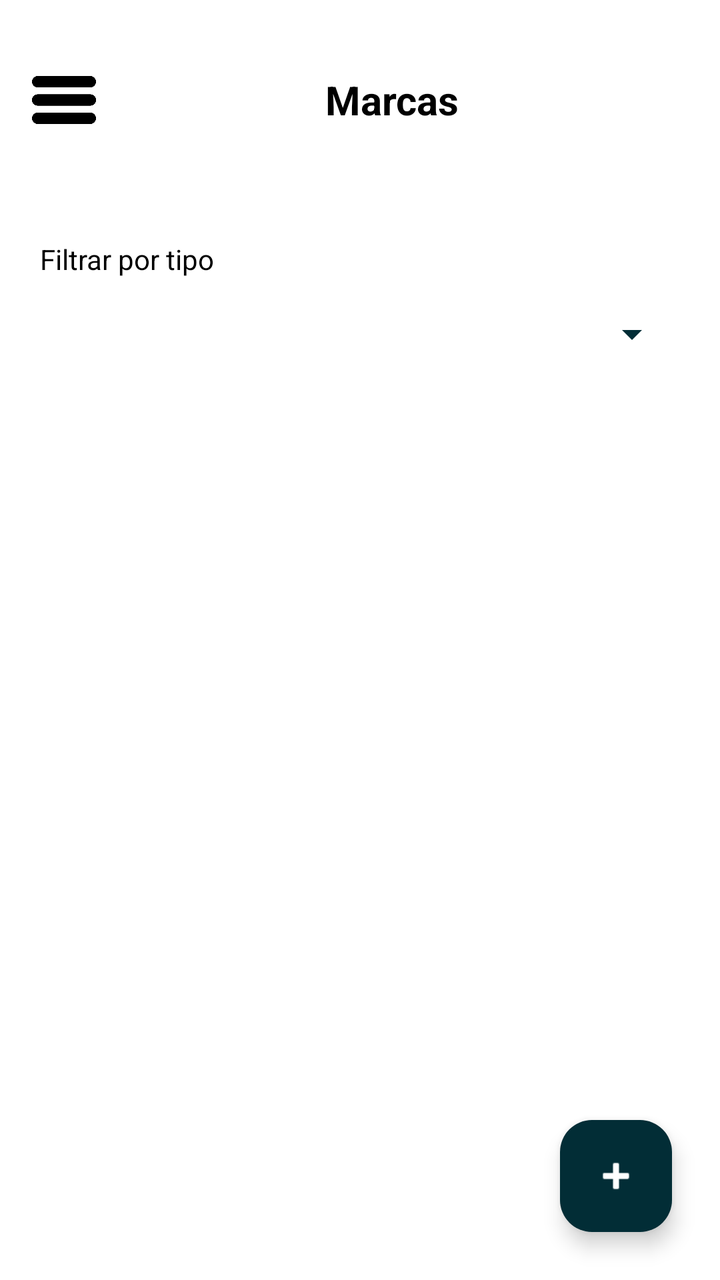
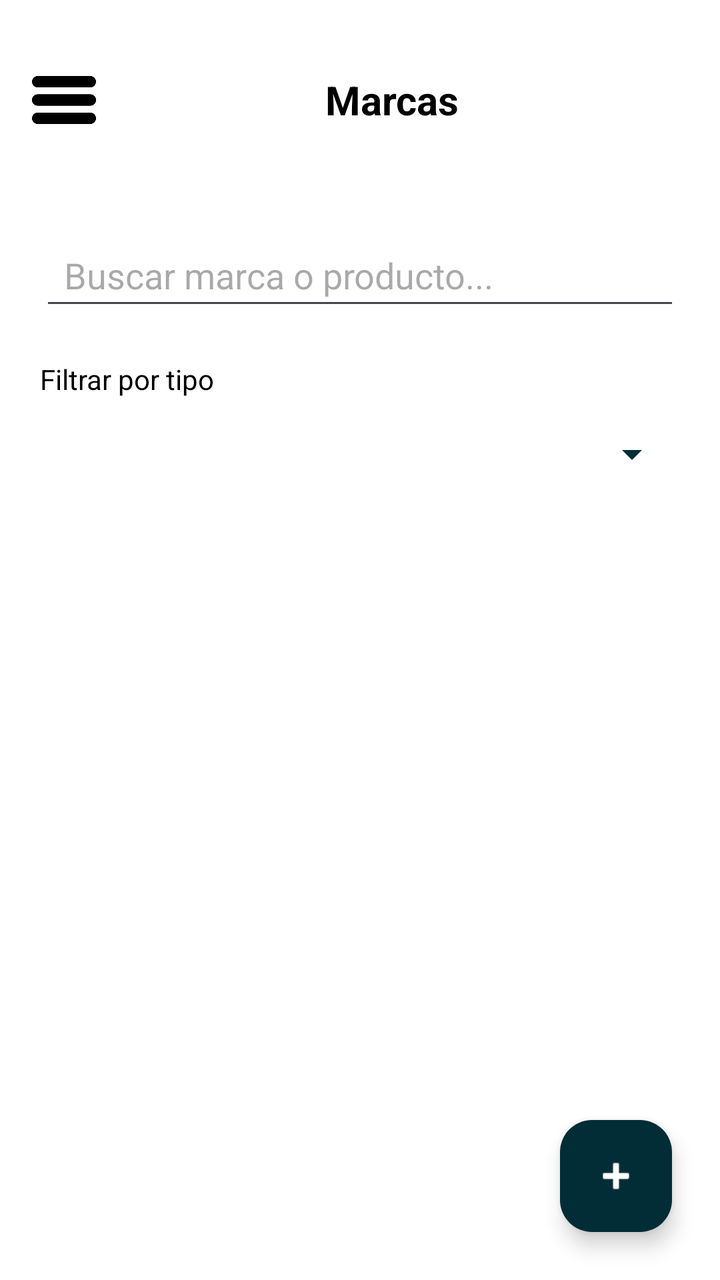

The first picture is an Android layout as it rendered before a commit; the second is the same layout after the commit. The layout source and the unified diff follow.
<!-- AndroidManifest.xml: application theme Theme.MotoRepMobileApp -->
<!-- res/layout/activity_marcas.xml -->
<?xml version="1.0" encoding="utf-8"?>
<androidx.drawerlayout.widget.DrawerLayout
    xmlns:android="http://schemas.android.com/apk/res/android"
    xmlns:app="http://schemas.android.com/apk/res-auto"
    xmlns:tools="http://schemas.android.com/tools"
    android:id="@+id/DrawerLayout"
    android:layout_width="match_parent"
    android:layout_height="match_parent"
    tools:openDrawer="start">

    <androidx.constraintlayout.widget.ConstraintLayout
        android:id="@+id/mainConstraint"
        android:layout_width="match_parent"
        android:layout_height="match_parent"
        android:background="@color/white">

        
        <LinearLayout
            android:id="@+id/linearLayoutMainTitle"
            android:layout_width="0dp"
            android:layout_height="100dp"
            android:background="#FFFFFF"
            android:gravity="center_vertical"
            android:orientation="horizontal"
            android:paddingHorizontal="16dp"
            app:layout_constraintTop_toTopOf="parent"
            app:layout_constraintStart_toStartOf="parent"
            app:layout_constraintEnd_toEndOf="parent">

            <ImageView
                android:id="@+id/imgMenu"
                android:layout_width="32dp"
                android:layout_height="32dp"
                android:contentDescription="Abrir menú"
                app:srcCompat="@drawable/icon_menuacces" />

            <TextView
                android:id="@+id/txtDashboard"
                android:layout_width="0dp"
                android:layout_height="wrap_content"
                android:layout_weight="1"
                android:text="Marcas"
                android:textAlignment="center"
                android:textColor="@color/black"
                android:textSize="20sp"
                android:textStyle="bold" />

        </LinearLayout>

        
        <TextView
            android:id="@+id/txtFiltroMarca"
            android:layout_width="0dp"
            android:layout_height="wrap_content"
            android:layout_marginStart="20dp"
            android:layout_marginTop="20dp"
            android:layout_marginEnd="20dp"
            android:text="Filtrar por tipo"
            android:textColor="@color/black"
            android:textSize="14sp"
            app:layout_constraintTop_toBottomOf="@id/linearLayoutMainTitle"
            app:layout_constraintStart_toStartOf="parent"
            app:layout_constraintEnd_toEndOf="parent" />

        
        <Spinner
            android:id="@+id/spinnerTipoMarca"
            android:layout_width="0dp"
            android:layout_height="48dp"
            android:layout_marginStart="20dp"
            android:layout_marginTop="4dp"
            android:layout_marginEnd="20dp"
            android:backgroundTint="#022D36"
            app:layout_constraintTop_toBottomOf="@id/txtFiltroMarca"
            app:layout_constraintStart_toStartOf="parent"
            app:layout_constraintEnd_toEndOf="parent" />

        
        <androidx.recyclerview.widget.RecyclerView
            android:id="@+id/recyclerMarcas"
            android:layout_width="0dp"
            android:layout_height="0dp"
            android:clipToPadding="false"
            android:paddingStart="16dp"
            android:paddingTop="12dp"
            android:paddingEnd="16dp"
            android:paddingBottom="12dp"
            app:layout_constraintTop_toBottomOf="@id/spinnerTipoMarca"
            app:layout_constraintBottom_toTopOf="@id/FloatingActionButtonAgregar"
            app:layout_constraintStart_toStartOf="parent"
            app:layout_constraintEnd_toEndOf="parent" />

        
        <com.google.android.material.floatingactionbutton.FloatingActionButton
            android:id="@+id/FloatingActionButtonAgregar"
            android:layout_width="wrap_content"
            android:layout_height="wrap_content"
            android:layout_marginEnd="24dp"
            android:layout_marginBottom="24dp"
            android:contentDescription="Agregar marca"
            app:backgroundTint="#022D36"
            app:srcCompat="@android:drawable/ic_input_add"
            app:tint="#FFFFFF"
            app:layout_constraintBottom_toBottomOf="parent"
            app:layout_constraintEnd_toEndOf="parent" />

    </androidx.constraintlayout.widget.ConstraintLayout>

    
    <include
        android:id="@+id/navigationView"
        layout="@layout/drawer_layout"
        android:layout_width="280dp"
        android:layout_height="match_parent"
        android:layout_gravity="start" />

</androidx.drawerlayout.widget.DrawerLayout>
<!-- res/layout/drawer_layout.xml (included above) -->
<?xml version="1.0" encoding="utf-8"?>
<com.google.android.material.navigation.NavigationView
    xmlns:android="http://schemas.android.com/apk/res/android"
    xmlns:app="http://schemas.android.com/apk/res-auto"
    android:layout_width="280dp"
    android:layout_height="match_parent"
    android:layout_gravity="start"
    android:fitsSystemWindows="false"
    android:background="@color/dark_navy"
    app:elevation="16dp">

    <LinearLayout
        android:layout_width="match_parent"
        android:layout_height="match_parent"
        android:orientation="vertical">

        <androidx.constraintlayout.widget.ConstraintLayout
            android:layout_width="match_parent"
            android:layout_height="wrap_content"
            android:background="@color/dark_navy"
            android:padding="10dp">

            <androidx.cardview.widget.CardView
                android:layout_width="match_parent"
                android:layout_height="wrap_content"
                app:cardBackgroundColor="@color/dark_navy"
                app:cardCornerRadius="0dp"
                app:cardElevation="4dp"
                app:layout_constraintTop_toTopOf="parent"
                app:layout_constraintStart_toStartOf="parent"
                app:layout_constraintEnd_toEndOf="parent">

                <androidx.constraintlayout.widget.ConstraintLayout
                    android:layout_width="match_parent"
                    android:layout_height="wrap_content"
                    android:padding="12dp">

                    <androidx.cardview.widget.CardView
                        android:id="@+id/cardIcon"
                        android:layout_width="50dp"
                        android:layout_height="50dp"
                        app:cardCornerRadius="12dp"
                        app:cardElevation="6dp"
                        app:layout_constraintBottom_toBottomOf="parent"
                        app:layout_constraintStart_toStartOf="parent"
                        app:layout_constraintTop_toTopOf="parent">

                        <ImageView
                            android:id="@+id/imgIcon"
                            android:layout_width="match_parent"
                            android:layout_height="match_parent"
                            android:background="@color/dark_navy"
                            app:srcCompat="@drawable/icon_bag"
                            app:tint="@color/green_let"/>
                    </androidx.cardview.widget.CardView>

                    <TextView
                        android:id="@+id/txtInv"
                        android:layout_width="0dp"
                        android:layout_height="wrap_content"
                        android:layout_marginStart="12dp"
                        android:ellipsize="end"
                        android:fontFamily="@font/roboto"
                        android:maxLines="1"
                        android:text="MotoRep Enmanuel"
                        android:textColor="#FFFFFF"
                        android:textSize="14sp"
                        android:textStyle="bold"
                        app:layout_constraintBottom_toTopOf="@id/txtControlinv"
                        app:layout_constraintEnd_toEndOf="parent"
                        app:layout_constraintVertical_chainStyle="packed" />

                    <TextView
                        android:id="@+id/txtControlinv"
                        android:layout_width="0dp"
                        android:layout_height="wrap_content"
                        android:layout_marginStart="12dp"
                        android:fontFamily="@font/roboto"
                        android:text="Usuario"
                        android:textColor="@color/green_let"
                        android:textSize="13sp"
                        app:layout_constraintEnd_toEndOf="parent"
                        app:layout_constraintTop_toBottomOf="@id/txtInv" />

                </androidx.constraintlayout.widget.ConstraintLayout>

            </androidx.cardview.widget.CardView>




        </androidx.constraintlayout.widget.ConstraintLayout>



        <LinearLayout
            android:id="@+id/drawerLayoutInicio"
            android:layout_width="match_parent"
            android:layout_height="40dp"
            android:gravity="center_vertical"
            android:paddingHorizontal="16dp">

            <ImageView
                android:layout_width="24dp"
                android:layout_height="24dp"
                app:srcCompat="@drawable/icon_menu"
                app:tint="@color/green_let"/>

            <TextView
                android:layout_width="wrap_content"
                android:layout_height="wrap_content"
                android:layout_marginStart="20dp"
                android:text="Inicio"
                android:textColor="#FFFFFF"
                android:textSize="15sp"
                android:textStyle="bold" />
        </LinearLayout>

        <TextView
            android:layout_width="wrap_content"
            android:layout_height="wrap_content"
            android:layout_marginStart="20dp"
            android:text="Operacionales"
            android:textColor="@color/green_let"
            android:textSize="15sp"
            android:textStyle="bold" />

        <LinearLayout
            android:id="@+id/drawerLayoutMarcas"
            android:layout_width="match_parent"
            android:layout_height="40dp"
            android:gravity="center_vertical"
            android:paddingHorizontal="16dp">

            <ImageView
                android:layout_width="28dp"
                android:layout_height="28dp"
                app:srcCompat="@drawable/icon_marcas"
                app:tint="@color/green_let"/>

            <TextView
                android:layout_width="wrap_content"
                android:layout_height="wrap_content"
                android:layout_marginStart="20dp"
                android:text="Marcas"
                android:textColor="#FFFFFF"
                android:textSize="15sp"
                android:textStyle="bold" />
        </LinearLayout>

        <LinearLayout
            android:id="@+id/drawerLayoutProveedores"
            android:layout_width="match_parent"
            android:layout_height="40dp"
            android:gravity="center_vertical"
            android:paddingHorizontal="16dp">

            <ImageView
                android:layout_width="24dp"
                android:layout_height="24dp"
                app:srcCompat="@drawable/icon_proveedor"
                app:tint="@color/green_let"/>

            <TextView
                android:layout_width="wrap_content"
                android:layout_height="wrap_content"
                android:layout_marginStart="20dp"
                android:text="Proveedores"
                android:textColor="#FFFFFF"
                android:textSize="15sp"
                android:textStyle="bold" />
        </LinearLayout>


        <LinearLayout
            android:id="@+id/drawerLayoutInventario"
            android:layout_width="match_parent"
            android:layout_height="40dp"
            android:gravity="center_vertical"
            android:paddingHorizontal="16dp">

            <ImageView
                android:layout_width="24dp"
                android:layout_height="24dp"
                app:srcCompat="@drawable/icon_list"
                app:tint="@color/green_let"/>

            <TextView
                android:layout_width="wrap_content"
                android:layout_height="wrap_content"
                android:layout_marginStart="20dp"
                android:text="Inventario"
                android:textColor="#FFFFFF"
                android:textSize="15sp"
                android:textStyle="bold" />
        </LinearLayout>

        <LinearLayout
            android:id="@+id/drawerLayoutClientes"
            android:layout_width="match_parent"
            android:layout_height="40dp"
            android:gravity="center_vertical"
            android:paddingHorizontal="16dp">

            <ImageView
                android:layout_width="24dp"
                android:layout_height="24dp"
                app:srcCompat="@drawable/icon_user"
                app:tint="@color/green_let"/>

            <TextView
                android:layout_width="wrap_content"
                android:layout_height="wrap_content"
                android:layout_marginStart="20dp"
                android:text="Clientes"
                android:textColor="#FFFFFF"
                android:textSize="15sp"
                android:textStyle="bold" />
        </LinearLayout>

        <LinearLayout
            android:id="@+id/drawerLayoutEmpleados"
            android:layout_width="match_parent"
            android:layout_height="40dp"
            android:gravity="center_vertical"
            android:paddingHorizontal="16dp">

            <ImageView
                android:layout_width="24dp"
                android:layout_height="24dp"
                app:srcCompat="@drawable/icon_people"
                app:tint="@color/green_let"/>

            <TextView
                android:layout_width="wrap_content"
                android:layout_height="wrap_content"
                android:layout_marginStart="20dp"
                android:text="Empleados"
                android:textColor="#FFFFFF"
                android:textSize="15sp"
                android:textStyle="bold" />
        </LinearLayout>

        <TextView
            android:layout_width="wrap_content"
            android:layout_height="wrap_content"
            android:layout_marginStart="20dp"
            android:text="Gestion General"
            android:textColor="@color/green_let"
            android:textSize="15sp"
            android:textStyle="bold" />


        <LinearLayout
            android:id="@+id/LinearLayoutIndicadores"
            android:layout_width="match_parent"
            android:layout_height="40dp"
            android:gravity="center_vertical"
            android:paddingHorizontal="16dp">

            <ImageView
                android:layout_width="24dp"
                android:layout_height="24dp"
                app:srcCompat="@drawable/icon_star"
                app:tint="@color/green_let"/>

            <TextView
                android:layout_width="wrap_content"
                android:layout_height="wrap_content"
                android:layout_marginStart="20dp"
                android:text="Indicadores"
                android:textColor="#FFFFFF"
                android:textSize="15sp"
                android:textStyle="bold" />
        </LinearLayout>

        <LinearLayout
            android:id="@+id/LinearLayoutTendencias"
            android:layout_width="match_parent"
            android:layout_height="40dp"
            android:gravity="center_vertical"
            android:paddingHorizontal="16dp">

            <ImageView
                android:layout_width="24dp"
                android:layout_height="24dp"
                app:srcCompat="@drawable/icon_stats"
                app:tint="@color/green_let"/>

            <TextView
                android:layout_width="wrap_content"
                android:layout_height="wrap_content"
                android:layout_marginStart="20dp"
                android:text="Tendencias"
                android:textColor="#FFFFFF"
                android:textSize="15sp"
                android:textStyle="bold" />
        </LinearLayout>

        <LinearLayout
            android:id="@+id/LinearLayoutIncidencias"
            android:layout_width="match_parent"
            android:layout_height="40dp"
            android:gravity="center_vertical"
            android:paddingHorizontal="16dp">

            <ImageView
                android:layout_width="24dp"
                android:layout_height="24dp"
                app:srcCompat="@drawable/icon_alert"
                app:tint="@color/green_let"/>

            <TextView
                android:layout_width="wrap_content"
                android:layout_height="wrap_content"
                android:layout_marginStart="20dp"
                android:text="Incidencias"
                android:textColor="#FFFFFF"
                android:textSize="15sp"
                android:textStyle="bold" />
        </LinearLayout>

        <TextView
            android:layout_width="wrap_content"
            android:layout_height="wrap_content"
            android:layout_marginStart="20dp"
            android:text="Sistema"
            android:textColor="@color/green_let"
            android:textSize="15sp"
            android:textStyle="bold" />

        <LinearLayout
            android:id="@+id/LinearLayoutNotificaciones"
            android:layout_width="match_parent"
            android:layout_height="40dp"
            android:gravity="center_vertical"
            android:paddingHorizontal="14dp">

            <ImageView
                android:layout_width="24dp"
                android:layout_height="24dp"
                app:srcCompat="@drawable/icon_notificacion"
                app:tint="@color/green_let"/>

            <TextView
                android:layout_width="wrap_content"
                android:layout_height="wrap_content"
                android:layout_marginStart="20dp"
                android:text="Notificaciónes"
                android:textColor="#FFFFFF"
                android:textSize="15sp"
                android:textStyle="bold" />
        </LinearLayout>

        <LinearLayout
            android:id="@+id/LinearLayoutConfiguracion"
            android:layout_width="match_parent"
            android:layout_height="40dp"
            android:gravity="center_vertical"
            android:paddingHorizontal="14dp">

            <ImageView
                android:layout_width="28dp"
                android:layout_height="28dp"
                app:srcCompat="@drawable/icon_setting"
                app:tint="@color/green_let"/>

            <TextView
                android:layout_width="wrap_content"
                android:layout_height="wrap_content"
                android:layout_marginStart="20dp"
                android:text="Configuración"
                android:textColor="#FFFFFF"
                android:textSize="15sp"
                android:textStyle="bold" />
        </LinearLayout>

        <View
            android:layout_width="match_parent"
            android:layout_height="0dp"
            android:layout_weight="1" />

        <LinearLayout
            android:id="@+id/linearLayoutCerrarSesion"
            android:layout_width="match_parent"
            android:layout_height="50dp"
            android:gravity="center_vertical"
            android:paddingHorizontal="14dp">

            <ImageView
                android:layout_width="24dp"
                android:layout_height="24dp"
                app:srcCompat="@drawable/icon_exit" />

            <TextView
                android:layout_width="wrap_content"
                android:layout_height="wrap_content"
                android:layout_marginStart="20dp"
                android:text="Salir"
                android:textColor="@color/red_let"
                android:textSize="15sp"
                android:textStyle="bold" />
        </LinearLayout>

    </LinearLayout>

</com.google.android.material.navigation.NavigationView>
<!-- resources referenced by this layout -->
<resources>
  <color name="black">#FF000000</color>
  <color name="dark_navy">#022D36</color>
  <color name="green_let">#10B981</color>
  <color name="red_let">#EF4444</color>
  <color name="white">#FFFFFFFF</color>
  <!-- drawable icon_alert: png bitmap (drawable, 11260 bytes) -->
  <!-- drawable icon_bag: png bitmap (drawable, 6141 bytes) -->
  <!-- drawable icon_exit: png bitmap (drawable, 5720 bytes) -->
  <!-- drawable icon_list: png bitmap (drawable, 5836 bytes) -->
  <!-- drawable icon_marcas: png bitmap (drawable, 10345 bytes) -->
  <!-- drawable icon_menu: png bitmap (drawable, 13663 bytes) -->
  <!-- drawable icon_menuacces: png bitmap (drawable, 4023 bytes) -->
  <!-- drawable icon_notificacion: png bitmap (drawable, 11702 bytes) -->
  <!-- drawable icon_people: png bitmap (drawable, 21622 bytes) -->
  <!-- drawable icon_proveedor: png bitmap (drawable, 10990 bytes) -->
  <!-- drawable icon_setting: png bitmap (drawable, 12110 bytes) -->
  <!-- drawable icon_star: png bitmap (drawable, 10051 bytes) -->
  <!-- drawable icon_stats: png bitmap (drawable, 17760 bytes) -->
  <!-- drawable icon_user: png bitmap (drawable, 9615 bytes) -->
  <style name="Theme.MotoRepMobileApp" parent="Base.Theme.MotoRepMobileApp" />
  <style name="Base.Theme.MotoRepMobileApp" parent="Theme.Material3.DayNight.NoActionBar">
          
          
      </style>
</resources>

<!-- the commit's change to res/layout/activity_marcas.xml (unified diff, before → after) -->
@@ -46,6 +46,24 @@
                 android:textStyle="bold" />
 
         </LinearLayout>
+
+        
+        <EditText
+            android:id="@+id/edtBuscarMarca"
+            android:layout_width="0dp"
+            android:layout_height="48dp"
+            android:layout_marginStart="20dp"
+            android:layout_marginTop="12dp"
+            android:layout_marginEnd="20dp"
+            android:hint="Buscar marca o producto..."
+            android:singleLine="true"
+            android:paddingStart="12dp"
+            android:paddingEnd="12dp"
+            android:textColor="@color/black"
+            android:inputType="text"
+            app:layout_constraintTop_toBottomOf="@id/linearLayoutMainTitle"
+            app:layout_constraintStart_toStartOf="parent"
+            app:layout_constraintEnd_toEndOf="parent" />
 
         
         <TextView
@@ -58,7 +76,7 @@
             android:text="Filtrar por tipo"
             android:textColor="@color/black"
             android:textSize="14sp"
-            app:layout_constraintTop_toBottomOf="@id/linearLayoutMainTitle"
+            app:layout_constraintTop_toBottomOf="@id/edtBuscarMarca"
             app:layout_constraintStart_toStartOf="parent"
             app:layout_constraintEnd_toEndOf="parent" />
 
